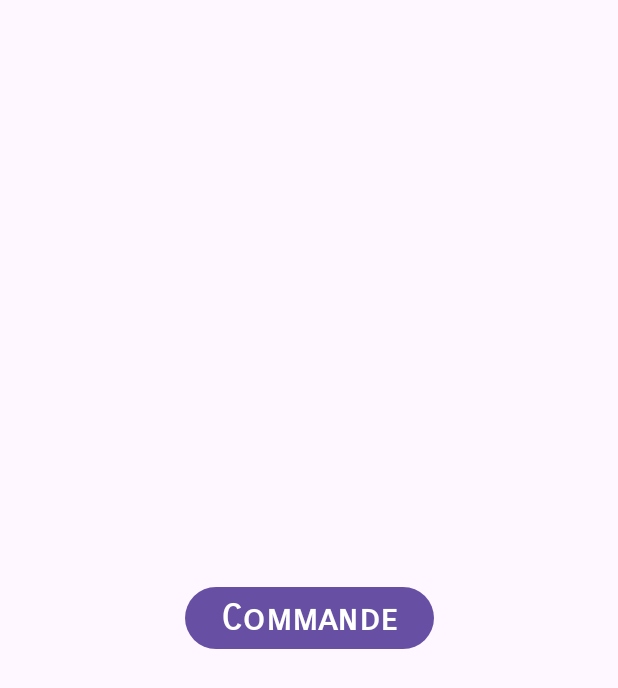
After one commit to Firmin-ESIREM/polyhome, an Android app: the layout command_item.xml on its own in the app's theme, with its tools: preview values and no code run, on a phone screen of 412 x 824 dp. The commit adds this screen. Shown: the top 688 px of the screen. Run offline under Robolectric (Android 15) with nearby library versions, the phone set to English and light mode, and no system bars; network calls fail.

Commit message:
Add command buttons

```diff
--- a/app/src/main/java/fr/filau/polyhome/generic/house_devices/DeviceCommand.kt
+++ b/app/src/main/java/fr/filau/polyhome/generic/house_devices/DeviceCommand.kt
@@ -1,6 +1,7 @@
 package fr.filau.polyhome.generic.house_devices
 
 data class DeviceCommand(
+    val id: String,
     val name: String,
     val execute: () -> Unit
 )
--- a/app/src/main/java/fr/filau/polyhome/housemanagement/HouseManagementActivity.kt
+++ b/app/src/main/java/fr/filau/polyhome/housemanagement/HouseManagementActivity.kt
@@ -22,7 +22,7 @@ class HouseManagementActivity : AppCompatActivity() {
         }
 
         apiWrapper = HouseManagementAPIWrapper(this@HouseManagementActivity)
-        apiWrapper.doListPeripherals()
+        apiWrapper.doListDevices()
     }
 
     fun setHouseIdInTitle(houseId: String) {
--- a/app/src/main/java/fr/filau/polyhome/houses/HousesAdapter.kt
+++ b/app/src/main/java/fr/filau/polyhome/houses/HousesAdapter.kt
@@ -29,7 +29,7 @@ class HousesAdapter(context: Context, dataSource: Array<HouseData>, private val
         val view = inflateView(parent)
 
         val house = getItem(position)
-        val houseNameField = view.findViewById<TextView>(R.id.lblHouseName)
+        val houseNameField = view.findViewById<TextView>(R.id.lblDeviceName)
 
         if (house.owner) {
             houseNameField.text = "Votre maison"
@@ -38,7 +38,7 @@ class HousesAdapter(context: Context, dataSource: Array<HouseData>, private val
             houseNameField.text = "Maison …"
         }
 
-        view.findViewById<TextView>(R.id.lblHouseId).text = house.houseId.toString()
+        view.findViewById<TextView>(R.id.lblDeviceId).text = house.houseId.toString()
 
         view.setOnClickListener {
             apiWrapper.proceedToHouseManagementActivity(view);
--- a/app/src/main/res/layout/activity_house_management.xml
+++ b/app/src/main/res/layout/activity_house_management.xml
@@ -20,7 +20,7 @@
         app:layout_constraintTop_toTopOf="parent" />
 
     <GridView
-        android:id="@+id/peripheralsGrid"
+        android:id="@+id/devicesGrid"
         android:layout_width="match_parent"
         android:layout_height="0dp"
         android:layout_marginStart="10dp"
@@ -30,6 +30,8 @@
         app:layout_constraintBottom_toBottomOf="parent"
         app:layout_constraintEnd_toEndOf="parent"
         app:layout_constraintStart_toStartOf="parent"
-        app:layout_constraintTop_toBottomOf="@+id/headerTitle" />
+        app:layout_constraintTop_toBottomOf="@+id/headerTitle"
+        android:verticalSpacing="20dp"
+        android:horizontalSpacing="10dp" />
 
 </androidx.constraintlayout.widget.ConstraintLayout>
--- a/app/src/main/res/layout/activity_houses.xml
+++ b/app/src/main/res/layout/activity_houses.xml
@@ -20,7 +20,7 @@
         app:layout_constraintTop_toTopOf="parent" />
 
     <GridView
-        android:id="@+id/peripheralsGrid"
+        android:id="@+id/devicesGrid"
         android:layout_width="match_parent"
         android:layout_height="0dp"
         android:layout_marginStart="10dp"
@@ -30,6 +30,8 @@
         app:layout_constraintBottom_toBottomOf="parent"
         app:layout_constraintEnd_toEndOf="parent"
         app:layout_constraintStart_toStartOf="parent"
-        app:layout_constraintTop_toBottomOf="@+id/headerTitle" />
+        app:layout_constraintTop_toBottomOf="@+id/headerTitle"
+        android:verticalSpacing="20dp"
+        android:horizontalSpacing="10dp" />
 
 </androidx.constraintlayout.widget.ConstraintLayout>
--- /dev/null
+++ b/app/src/main/res/layout/command_item.xml
@@ -0,0 +1,30 @@
+<?xml version="1.0" encoding="utf-8"?>
+<androidx.constraintlayout.widget.ConstraintLayout xmlns:android="http://schemas.android.com/apk/res/android"
+    xmlns:app="http://schemas.android.com/apk/res-auto"
+    xmlns:tools="http://schemas.android.com/tools"
+    android:layout_width="match_parent"
+    android:layout_height="match_parent">
+
+    <androidx.constraintlayout.widget.ConstraintLayout
+        android:layout_width="wrap_content"
+        android:layout_height="wrap_content"
+        app:layout_constraintBottom_toBottomOf="parent"
+        app:layout_constraintEnd_toEndOf="parent"
+        app:layout_constraintStart_toStartOf="parent"
+        app:layout_constraintTop_toTopOf="parent">
+
+        <Button
+            android:id="@+id/lblCommandName"
+            android:layout_width="match_parent"
+            android:layout_height="wrap_content"
+            android:fontFamily="sans-serif-smallcaps"
+            android:text="Commande"
+            android:textSize="24sp"
+            android:textStyle="bold"
+            app:layout_constraintBottom_toBottomOf="parent"
+            app:layout_constraintEnd_toEndOf="parent"
+            app:layout_constraintStart_toStartOf="parent"
+            app:layout_constraintTop_toTopOf="parent" />
+    </androidx.constraintlayout.widget.ConstraintLayout>
+
+</androidx.constraintlayout.widget.ConstraintLayout>
```
Also changed, not shown: app/src/main/java/fr/filau/polyhome/generic/house_devices/HouseDevice.kt (+36 -13 lines), app/src/main/java/fr/filau/polyhome/housemanagement/HouseManagementAPIWrapper.kt (+9 -4 lines), app/src/main/java/fr/filau/polyhome/housemanagement/HouseManagementAdapter.kt (+29 -2 lines), app/src/main/java/fr/filau/polyhome/housemanagement/HouseManagementCommandsAdapter.kt (added, +36 -0 lines), app/src/main/java/fr/filau/polyhome/houses/HousesAPIWrapper.kt (+4 -5 lines), app/src/main/res/layout/device_item.xml (renamed from app/src/main/res/layout/peripheral_item.xml, +18 -20 lines), app/src/main/res/layout/houses_item.xml (+7 -8 lines).
